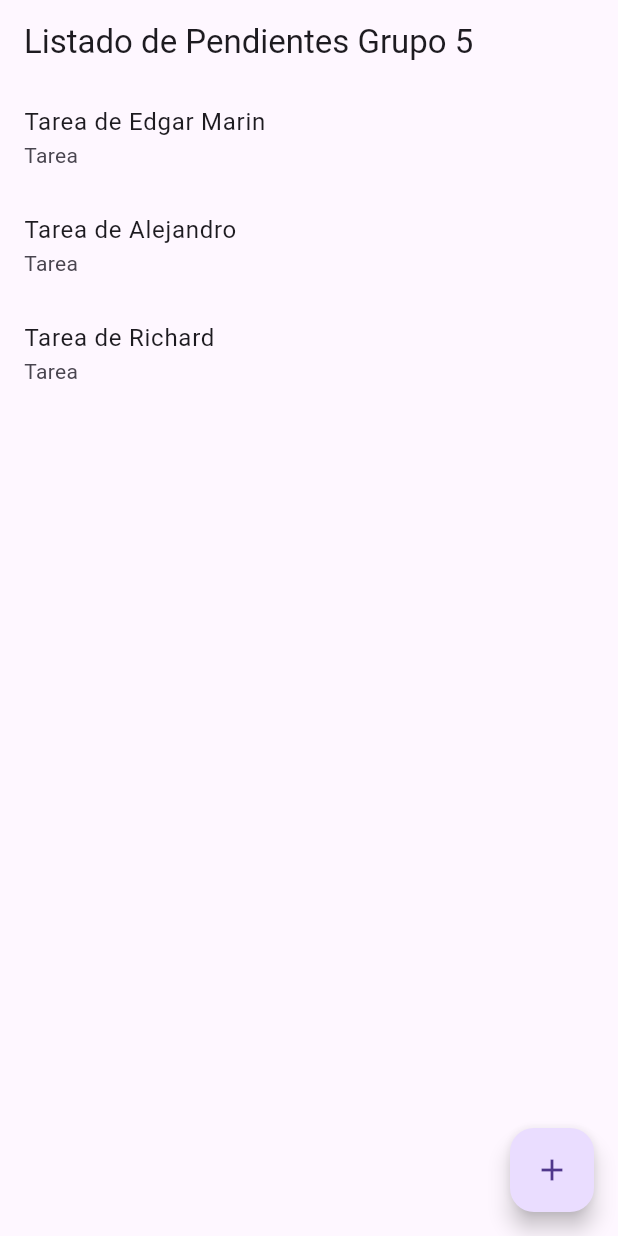
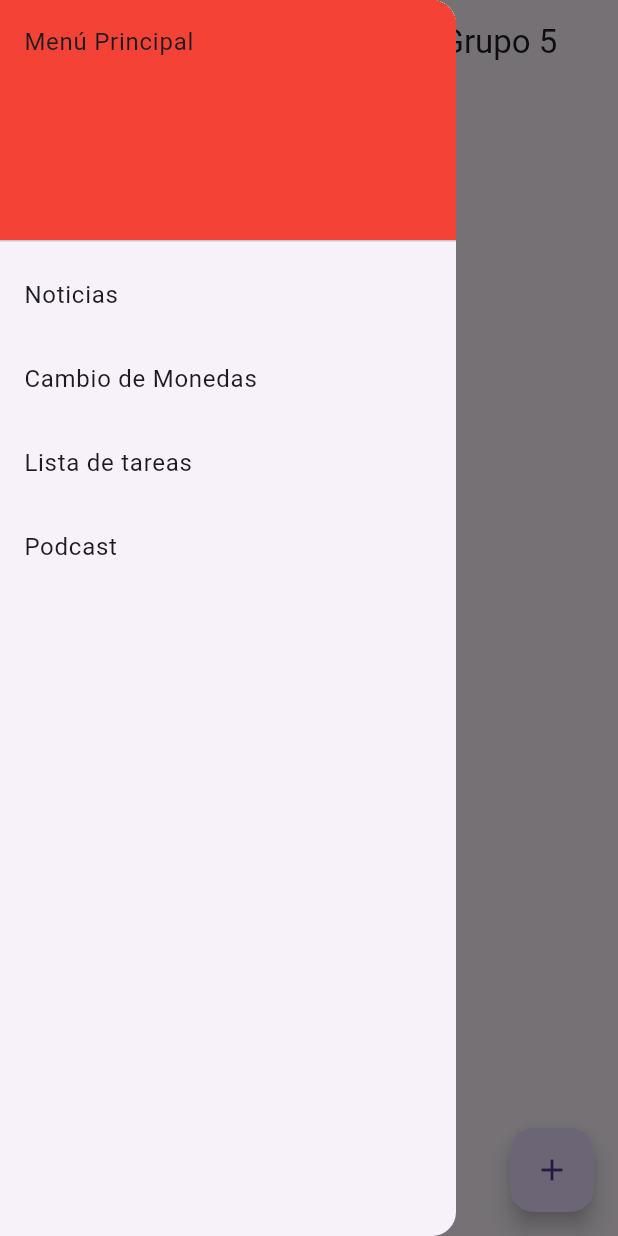
Before and after one commit to PrograMovil-158-24/Grupo5_Lab_1, a Flutter app: the InitialPage screen opened directly, with the side drawer open (before the commit the screen has no drawer), on a phone screen of 412 x 824 dp. Run offline on Flutter 3.47's test engine with Material 3 defaults, Android fonts, the phone set to English and light mode, and no system bars.

Commit message:
Update l_tareas.dart
agregando el drawer en lista de tareas.

```diff
--- a/lib/presentation/screens/lista_tareas/l_tareas.dart
+++ b/lib/presentation/screens/lista_tareas/l_tareas.dart
@@ -1,8 +1,4 @@
 import 'package:flutter/material.dart';
-
-void main() {
-  runApp(TaskListApp());
-}
 
 class TaskListApp extends StatelessWidget {
   @override
@@ -13,6 +9,12 @@ class TaskListApp extends StatelessWidget {
         primarySwatch: Colors.blue,
       ),
       home: InitialPage(title: 'Listado de Pendientes Grupo 5'),
+      routes: {
+        '/noticias': (context) => Placeholder(),
+        '/cambio_monedas': (context) => Placeholder(),
+        '/lista_tareas': (context) => TaskListApp(),
+        '/podcast': (context) => Placeholder(),
+      },
     );
   }
 }
@@ -55,6 +57,43 @@ class _InitialPageState extends State<InitialPage> {
           );
         },
       ),
+      drawer: Drawer(
+        child: ListView(
+          padding: EdgeInsets.zero,
+          children: <Widget>[
+            DrawerHeader(
+              child: Text('Menú Principal'),
+              decoration: BoxDecoration(
+                color: Colors.red,
+              ),
+            ),
+            ListTile(
+              title: Text('Noticias'),
+              onTap: () {
+                Navigator.pushNamed(context, '/noticias');
+              },
+            ),
+            ListTile(
+              title: Text('Cambio de Monedas'),
+              onTap: () {
+                Navigator.pushNamed(context, '/cambio_monedas');
+              },
+            ),
+            ListTile(
+              title: Text('Lista de tareas'),
+              onTap: () {
+                Navigator.pushNamed(context, '/lista_tareas');
+              },
+            ),
+            ListTile(
+              title: Text('Podcast'),
+              onTap: () {
+                Navigator.pushNamed(context, '/podcast');
+              },
+            ),
+          ],
+        ),
+      ),
       floatingActionButton: FloatingActionButton(
         onPressed: () {
           _addTask('Nueva tarea de grupo 5', 'Tarea');
@@ -71,3 +110,7 @@ class _InitialPageState extends State<InitialPage> {
     });
   }
 }
+
+void main() {
+  runApp(TaskListApp());
+}
```
